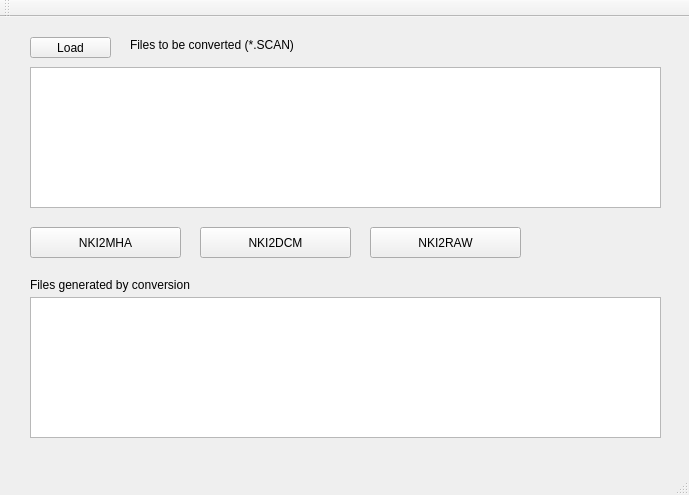
simonoxen/plastimatch, file src/plastimatch/standalone/nki2mha_converter.ui: the form before one commit.
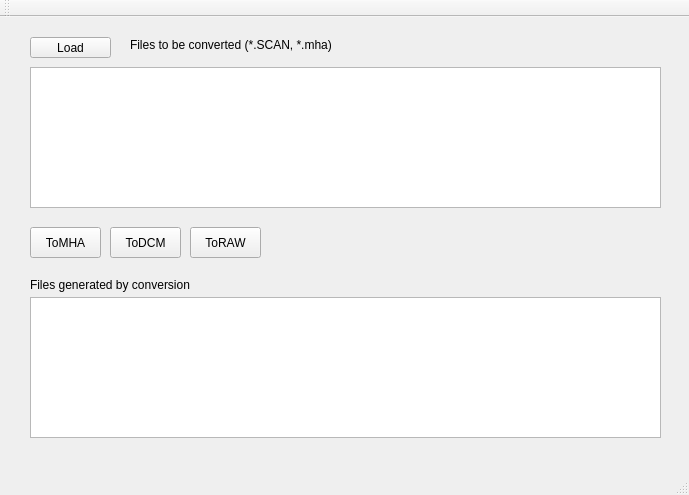
The form after the commit.

Commit message: [nki converter] DCM, Raw conversion features were added.

What changed in the file:
```diff
--- a/src/plastimatch/standalone/nki2mha_converter.ui
+++ b/src/plastimatch/standalone/nki2mha_converter.ui
@@ -24,7 +24,7 @@
      </rect>
     </property>
     <property name="text">
-     <string>Files to be converted (*.SCAN)</string>
+     <string>Files to be converted (*.SCAN, *.mha)</string>
     </property>
    </widget>
    <widget class="QPushButton" name="pushButton_OpenRaw">
@@ -45,12 +45,12 @@
      <rect>
       <x>30</x>
       <y>210</y>
-      <width>151</width>
+      <width>71</width>
       <height>31</height>
      </rect>
     </property>
     <property name="text">
-     <string>NKI2MHA</string>
+     <string>ToMHA</string>
     </property>
    </widget>
    <widget class="QPlainTextEdit" name="plainTextEdit_Raw">
@@ -89,27 +89,27 @@
    <widget class="QPushButton" name="pushButton__ToDCM">
     <property name="geometry">
      <rect>
-      <x>200</x>
+      <x>110</x>
       <y>210</y>
-      <width>151</width>
+      <width>71</width>
       <height>31</height>
      </rect>
     </property>
     <property name="text">
-     <string>NKI2DCM</string>
+     <string>ToDCM</string>
     </property>
    </widget>
    <widget class="QPushButton" name="pushButton_ToRAW">
     <property name="geometry">
      <rect>
-      <x>370</x>
+      <x>190</x>
       <y>210</y>
-      <width>151</width>
+      <width>71</width>
       <height>31</height>
      </rect>
     </property>
     <property name="text">
-     <string>NKI2RAW</string>
+     <string>ToRAW</string>
     </property>
    </widget>
   </widget>
```
The commit also changes 2 other files.
